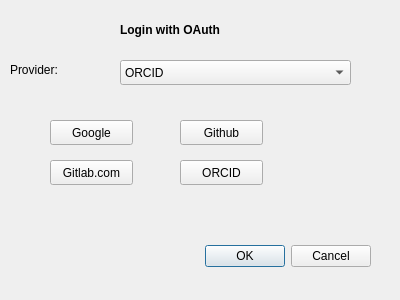
First picture: the form in dialogs/ui/oauthlogindialog.ui, repository sparqlunicorn/sparqlunicornGoesGIS, before the edit.
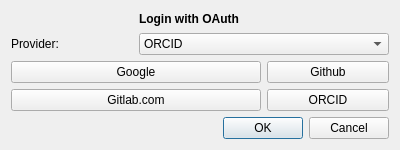
Second picture: the form after the edit.

Diff of the .ui file:
```diff
--- a/dialogs/ui/oauthlogindialog.ui
+++ b/dialogs/ui/oauthlogindialog.ui
@@ -7,37 +7,15 @@
     <x>0</x>
     <y>0</y>
     <width>400</width>
-    <height>300</height>
+    <height>150</height>
    </rect>
   </property>
   <property name="windowTitle">
    <string>Dialog</string>
   </property>
-  <widget class="QDialogButtonBox" name="buttonBox">
-   <property name="geometry">
-    <rect>
-     <x>30</x>
-     <y>240</y>
-     <width>341</width>
-     <height>32</height>
-    </rect>
-   </property>
-   <property name="orientation">
-    <enum>Qt::Horizontal</enum>
-   </property>
-   <property name="standardButtons">
-    <set>QDialogButtonBox::Cancel|QDialogButtonBox::Ok</set>
-   </property>
-  </widget>
+  <layout class="QGridLayout" name="gridLayout">
+   <item row="0" column="1" colspan="2">
   <widget class="QLabel" name="oauthLabel">
-   <property name="geometry">
-    <rect>
-     <x>120</x>
-     <y>20</y>
-     <width>141</width>
-     <height>20</height>
-    </rect>
-   </property>
    <property name="font">
     <font>
      <weight>75</weight>
@@ -48,101 +26,77 @@
     <string>Login with OAuth</string>
    </property>
   </widget>
+   </item>
+   <item row="1" column="0">
+    <widget class="QLabel" name="label">
+     <property name="text">
+      <string>Provider:</string>
+     </property>
+    </widget>
+   </item>
+   <item row="1" column="1" colspan="2">
+    <widget class="QComboBox" name="providerComboBox">
+     <item>
+      <property name="text">
+       <string>ORCID</string>
+      </property>
+     </item>
+     <item>
+      <property name="text">
+       <string>Github</string>
+      </property>
+     </item>
+     <item>
+      <property name="text">
+       <string>Gitlab.com</string>
+      </property>
+     </item>
+     <item>
+      <property name="text">
+       <string>Google</string>
+      </property>
+     </item>
+    </widget>
+   </item>
+   <item row="2" column="0" colspan="2">
   <widget class="QPushButton" name="googleOAuthButton">
-   <property name="geometry">
-    <rect>
-     <x>50</x>
-     <y>120</y>
-     <width>83</width>
-     <height>25</height>
-    </rect>
-   </property>
    <property name="text">
     <string>Google</string>
    </property>
   </widget>
+   </item>
+   <item row="2" column="2">
   <widget class="QPushButton" name="githubOAuthButton">
-   <property name="geometry">
-    <rect>
-     <x>180</x>
-     <y>120</y>
-     <width>83</width>
-     <height>25</height>
-    </rect>
-   </property>
    <property name="text">
     <string>Github</string>
    </property>
   </widget>
-  <widget class="QPushButton" name="orcidOAuthButton">
-   <property name="geometry">
-    <rect>
-     <x>180</x>
-     <y>160</y>
-     <width>83</width>
-     <height>25</height>
-    </rect>
-   </property>
-   <property name="text">
-    <string>ORCID</string>
-   </property>
-  </widget>
+   </item>
+   <item row="3" column="0" colspan="2">
   <widget class="QPushButton" name="gitlabcomOAuthButton">
-   <property name="geometry">
-    <rect>
-     <x>50</x>
-     <y>160</y>
-     <width>83</width>
-     <height>25</height>
-    </rect>
-   </property>
    <property name="text">
     <string>Gitlab.com</string>
    </property>
   </widget>
-  <widget class="QComboBox" name="providerComboBox">
-   <property name="geometry">
-    <rect>
-     <x>120</x>
-     <y>60</y>
-     <width>231</width>
-     <height>25</height>
-    </rect>
-   </property>
-   <item>
+   </item>
+   <item row="3" column="2">
+    <widget class="QPushButton" name="orcidOAuthButton">
     <property name="text">
      <string>ORCID</string>
     </property>
+    </widget>
    </item>
-   <item>
-    <property name="text">
-     <string>Github</string>
-    </property>
-   </item>
-   <item>
-    <property name="text">
-     <string>Gitlab.com</string>
-    </property>
-   </item>
-   <item>
-    <property name="text">
-     <string>Google</string>
-    </property>
-   </item>
-  </widget>
-  <widget class="QLabel" name="label">
-   <property name="geometry">
-    <rect>
-     <x>10</x>
-     <y>60</y>
-     <width>101</width>
-     <height>20</height>
-    </rect>
-   </property>
-   <property name="text">
-    <string>Provider:</string>
-   </property>
-  </widget>
+   <item row="4" column="0" colspan="3">
+    <widget class="QDialogButtonBox" name="buttonBox">
+     <property name="orientation">
+      <enum>Qt::Horizontal</enum>
+     </property>
+     <property name="standardButtons">
+      <set>QDialogButtonBox::Cancel|QDialogButtonBox::Ok</set>
+     </property>
+    </widget>
+   </item>
+  </layout>
  </widget>
  <resources/>
  <connections>
```
Lines whose indentation alone changed are shown as unchanged.
